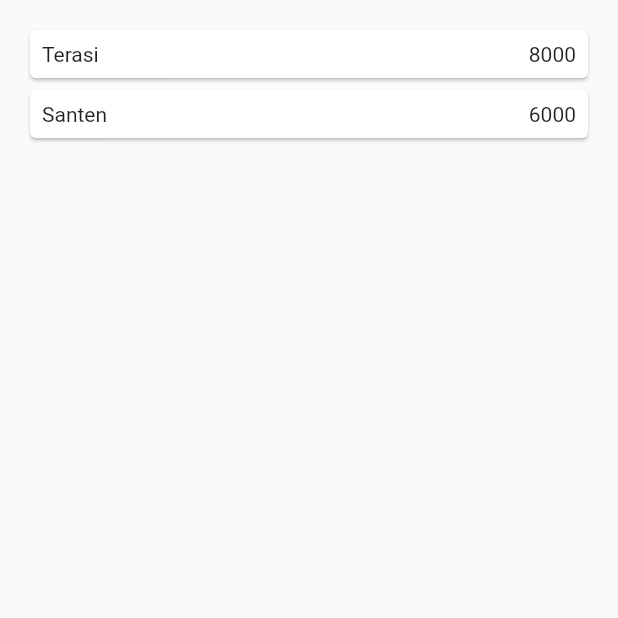
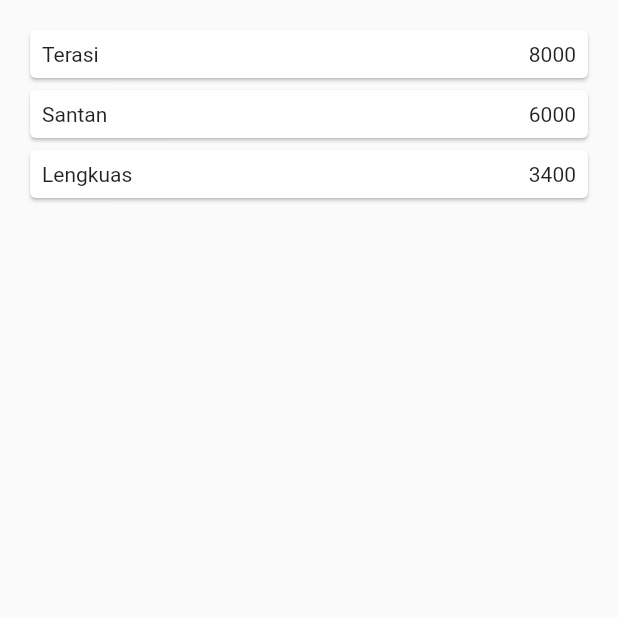
Before and after one commit to daffavcd/ArticleNav, a Flutter app: the screen it shows after launch, on a phone screen of 412 x 824 dp, the top half of it. Run offline on Flutter 3.47's test engine with Material 2 defaults, Android fonts, the light colour scheme and no system bars; missing offline and left inert: dart:js.

Commit message:
tugas selesai

```diff
--- a/lib/models/item.dart
+++ b/lib/models/item.dart
@@ -1,6 +1,8 @@
 class Item {
   String name;
   int price;
+  String image;
+  String desc;
 
-  Item({this.name, this.price});
+  Item({this.name, this.price, this.image, this.desc});
 }
--- a/lib/pages/homePages.dart
+++ b/lib/pages/homePages.dart
@@ -3,8 +3,27 @@ import 'package:jobsheet6/models/item.dart';
 
 class HomePages extends StatelessWidget {
   final List<Item> items = [
-    Item(name: 'Terasi', price: 8000),
-    Item(name: 'Santen', price: 6000),
+    Item(
+        name: 'Terasi',
+        price: 8000,
+        image:
+            'https://upload.wikimedia.org/wikipedia/commons/b/b9/Belachan_or_Terasi_Bangka.jpg',
+        desc:
+            'Terasi atau belacan adalah bumbu masak yang dibuat dari ikan dan/atau udang rebon yang difermentasikan, berbentuk seperti adonan atau pasta dan berwarna hitam-coklat, kadang ditambah dengan bahan pewarna sehingga menjadi kemerahan.'),
+    Item(
+        name: 'Santan',
+        price: 6000,
+        image:
+            'https://upload.wikimedia.org/wikipedia/commons/thumb/e/eb/Cononut_milk.JPG/250px-Cononut_milk.JPG',
+        desc:
+            'Santan adalah cairan berwarna putih susu yang berasal dari parutan daging kelapa tua yang dibasahi sebelum akhirnya diperas dan disaring.'),
+    Item(
+        name: 'Lengkuas',
+        price: 3400,
+        image:
+            'https://asset.kompas.com/crops/pKiQjR8Ynnpq4nMQDY_JUfIQfWI=/0x33:500x366/780x390/data/photo/2020/02/09/5e40220c75201.jpg',
+        desc:
+            'Lengkuas, laos atau kelawas (Karo) (Alpinia galanga) merupakan jenis tumbuhan umbi-umbian yang bisa hidup di daerah dataran tinggi maupun dataran rendah. Umumnya masyarakat memanfaatkannya sebagai campuran bumbu masak dan pengobatan tradisional.'),
   ];
 
   @override
```
Also changed, not shown: lib/pages/itemPages.dart (+71 -10 lines).
